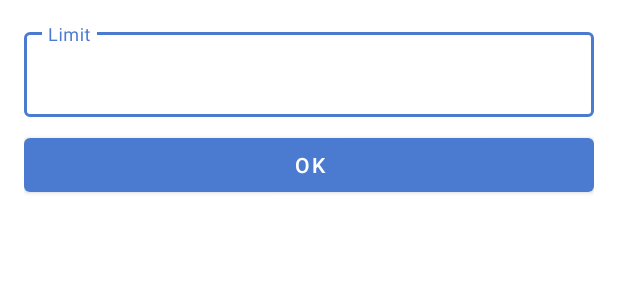
After one commit to TomTruyen/Budgetting-App, an Android app: the layout edit_text_dialog_layout.xml on its own in the app's theme, with its tools: preview values and no code run, on a phone screen of 412 x 824 dp. The commit adds this screen. Shown: the top 300 px of the screen. Run offline under Robolectric (Android 15) with nearby library versions, the phone set to English and light mode, and no system bars.

Commit message:
Add monthly budget setting + display on overview

```diff
--- a/BudgetTracker/app/src/main/java/com/tomtruyen/budgettracker/models/overview/SwipeToDeleteCallback.kt
+++ b/BudgetTracker/app/src/main/java/com/tomtruyen/budgettracker/models/overview/SwipeToDeleteCallback.kt
@@ -14,7 +14,7 @@ class SwipeToDeleteCallback(
     private val icon: Drawable,
     private val background: ColorDrawable,
     private val recyclerView: RecyclerView,
-    private val emptyTextView: TextView
+    private val emptyTextView: TextView,
 ) : ItemTouchHelper.SimpleCallback(0, ItemTouchHelper.LEFT or ItemTouchHelper.RIGHT) {
     override fun onMove(
         recyclerView: RecyclerView,
@@ -34,8 +34,9 @@ class SwipeToDeleteCallback(
         } else {
             emptyTextView.visibility = View.GONE
             recyclerView.visibility = View.VISIBLE
+        }
 
-        }
+        mAdapter.updateMonthlyProgress()
     }
 
     override fun onChildDraw(
--- a/BudgetTracker/app/src/main/java/com/tomtruyen/budgettracker/models/settings/Settings.kt
+++ b/BudgetTracker/app/src/main/java/com/tomtruyen/budgettracker/models/settings/Settings.kt
@@ -2,10 +2,10 @@ package com.tomtruyen.budgettracker.models.settings
 
 import java.util.*
 
-class Settings(var currencyLocale: Locale, var dateLocale: Locale) {
+class Settings(var currencyLocale: Locale, var dateLocale: Locale, var monthlyBudget: Double) {
     companion object {
         fun default(): Settings {
-            return Settings(Locale.US, Locale.US)
+            return Settings(Locale.US, Locale.US, 0.0)
         }
     }
 }
--- a/BudgetTracker/app/src/main/java/com/tomtruyen/budgettracker/models/settings/SettingsAdapter.kt
+++ b/BudgetTracker/app/src/main/java/com/tomtruyen/budgettracker/models/settings/SettingsAdapter.kt
@@ -13,8 +13,10 @@ class SettingsAdapter(private val mContext: Context) : BaseAdapter() {
 
     init {
         val currencySetting = SettingItem("Currency", "Select what currency should be used")
+        val monthlyBudgetSetting = SettingItem("Monthly Budget", "Set your monthly spending limit")
 
         mSettingsList.add(currencySetting)
+        mSettingsList.add(monthlyBudgetSetting)
     }
 
     override fun getCount(): Int {
--- a/BudgetTracker/app/src/main/java/com/tomtruyen/budgettracker/ui/statistics/StatisticsCategoryActivity.kt
+++ b/BudgetTracker/app/src/main/java/com/tomtruyen/budgettracker/ui/statistics/StatisticsCategoryActivity.kt
@@ -47,7 +47,7 @@ class StatisticsCategoryActivity : AppCompatActivity() {
         recyclerView.adapter = mStatisticsAdapter
         recyclerView.layoutManager = LinearLayoutManager(this)
 
-        if(mTransactions.isEmpty()) {
+        if (mTransactions.isEmpty()) {
             findViewById<TextView>(R.id.empty).visibility = View.VISIBLE
             recyclerView.visibility = View.GONE
         } else {
--- a/BudgetTracker/app/src/main/java/com/tomtruyen/budgettracker/ui/statistics/StatisticsFragment.kt
+++ b/BudgetTracker/app/src/main/java/com/tomtruyen/budgettracker/ui/statistics/StatisticsFragment.kt
@@ -133,7 +133,7 @@ class StatisticsFragment : Fragment() {
     }
 
     private fun checkEmptyDataset() {
-        if(mSelectedMonthTransactions.isEmpty()) {
+        if (mSelectedMonthTransactions.isEmpty()) {
             binding.empty.visibility = View.VISIBLE
             binding.barChart.visibility = View.GONE
             binding.recyclerView.visibility = View.GONE
--- /dev/null
+++ b/BudgetTracker/app/src/main/res/layout/edit_text_dialog_layout.xml
@@ -0,0 +1,36 @@
+<?xml version="1.0" encoding="utf-8"?>
+<RelativeLayout xmlns:android="http://schemas.android.com/apk/res/android"
+    xmlns:app="http://schemas.android.com/apk/res-auto"
+    android:orientation="vertical"
+    android:layout_width="match_parent"
+    android:layout_height="match_parent"
+    android:background="@drawable/dialog_bg">
+
+    <com.google.android.material.textfield.TextInputLayout
+        android:id="@+id/numberInput"
+        android:layout_width="match_parent"
+        android:layout_height="wrap_content"
+        android:hint="Limit"
+        style="@style/Widget.MaterialComponents.TextInputLayout.OutlinedBox"
+        app:boxStrokeColor="@color/primary"
+        >
+        <com.google.android.material.textfield.TextInputEditText
+            android:layout_width="match_parent"
+            android:layout_height="wrap_content"
+            android:singleLine="true"
+            android:inputType="numberDecimal"
+            />
+    </com.google.android.material.textfield.TextInputLayout>
+
+
+    <Button
+        android:id="@+id/submitButton"
+        android:layout_width="match_parent"
+        android:layout_height="wrap_content"
+        android:layout_marginTop="8dp"
+        android:text="@string/ok"
+        android:textColor="@color/white"
+        android:layout_below="@id/numberInput"
+        />
+
+</RelativeLayout>
--- a/BudgetTracker/app/src/main/res/values/strings.xml
+++ b/BudgetTracker/app/src/main/res/values/strings.xml
@@ -8,6 +8,7 @@
     <string name="loading">Loading…</string>
     <string name="ok">OK</string>
     <string name="no_data_available">No data available</string>
+    <string name="no_money">$ 0.00</string>
     <string-array name="categories_array">
         <item>Home &amp; Utilities</item>
         <item>Travel</item>
```
Also changed, not shown: BudgetTracker/app/src/main/java/com/tomtruyen/budgettracker/models/overview/BudgetAdapter.kt (+32 -1 lines), BudgetTracker/app/src/main/java/com/tomtruyen/budgettracker/services/DatabaseService.kt (+5 -2 lines), BudgetTracker/app/src/main/java/com/tomtruyen/budgettracker/ui/overview/OverviewFragment.kt (+9 -3 lines), BudgetTracker/app/src/main/java/com/tomtruyen/budgettracker/ui/settings/SettingsFragment.kt (+30 -2 lines), BudgetTracker/app/src/main/res/drawable/progressbar_progress.xml (added, +17 -0 lines), BudgetTracker/app/src/main/res/layout/fragment_overview.xml (+50 -5 lines).
